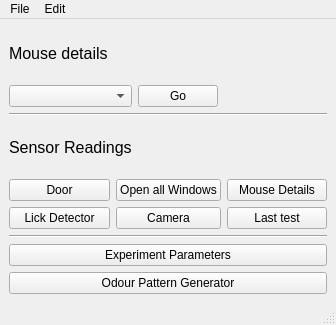
Before: the Qt Designer form Python/gui/mainwin.ui in yagarwal123/autonomouse, drawn with Qt 5.
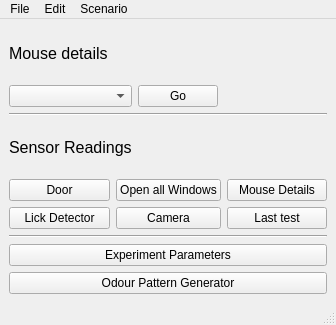
After: the same form once the commit is applied.

```diff
--- a/Python/gui/mainwin.ui
+++ b/Python/gui/mainwin.ui
@@ -166,8 +166,15 @@
     </property>
     <addaction name="actionhij"/>
    </widget>
+   <widget class="QMenu" name="menuScenario">
+    <property name="title">
+     <string>Scenario</string>
+    </property>
+    <addaction name="actionSelect_Scenario"/>
+   </widget>
    <addaction name="menuFile"/>
    <addaction name="menuEdit"/>
+   <addaction name="menuScenario"/>
   </widget>
   <widget class="QStatusBar" name="statusbar"/>
   <action name="actioniii">
```
Left out of the diff: 5 changed lines with no effect on the pictures.
